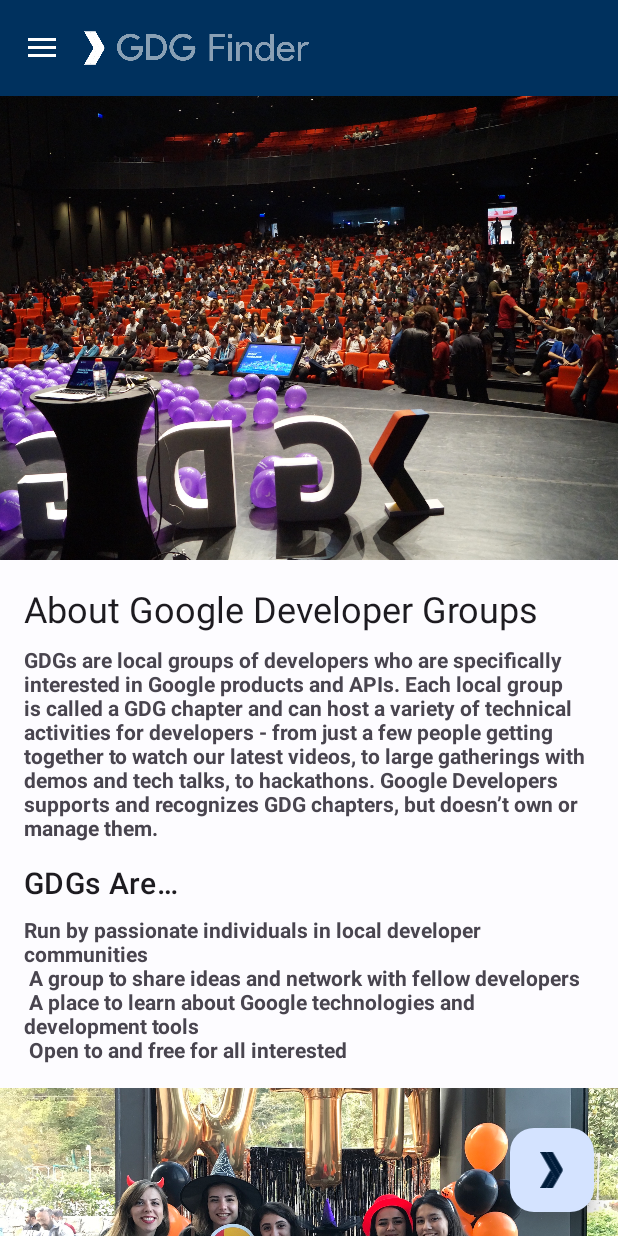
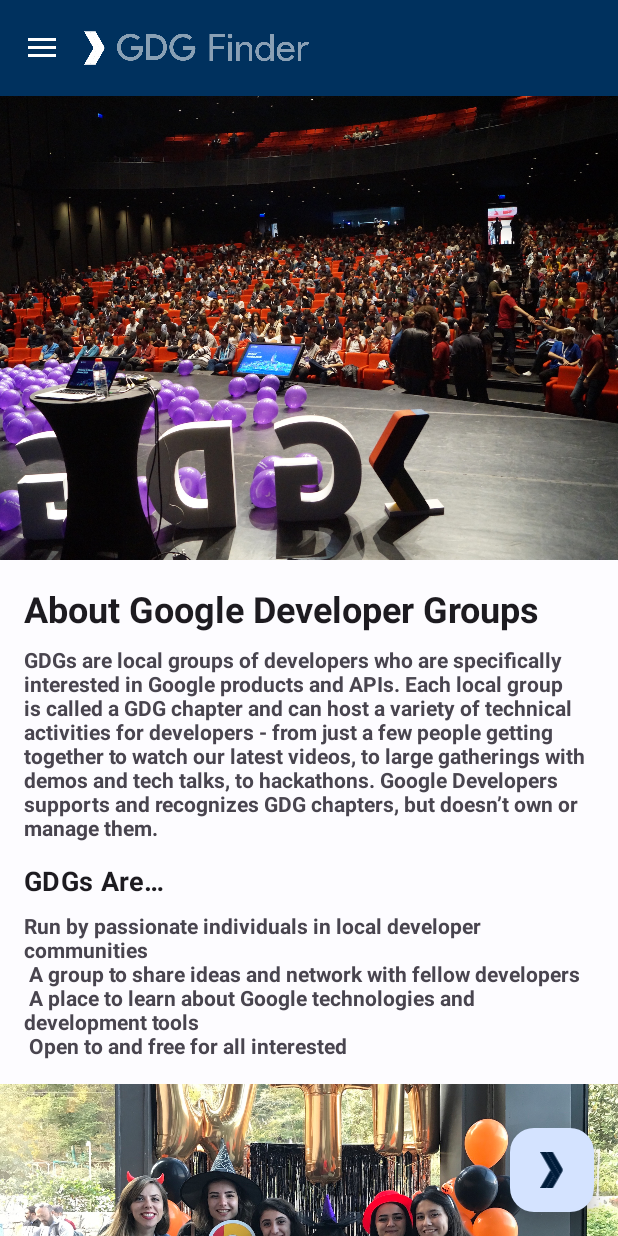
Before and after one commit to VitorMakiyama/GDG-Finder-Android-Course, an Android app: the screen it shows after launch (MainActivity), on a phone screen of 412 x 824 dp. Run offline under Robolectric (Android 15) with nearby library versions, the phone set to English and light mode, and no system bars; our stand-ins replace data binding, navigation-ui; Roboto replaces fonts that are not available here.

Commit message:
Step 05-2 Corrected the textAppearance usage in home_fragment.xml.

```diff
--- a/app/src/main/res/layout/home_fragment.xml
+++ b/app/src/main/res/layout/home_fragment.xml
@@ -38,11 +38,10 @@
 
                 <TextView
                     android:id="@+id/title"
-                    style="@style/TextAppearance.MaterialComponents.Headline5"
+                    android:textAppearance="@style/TextAppearance.MaterialComponents.Headline5"
                     android:layout_width="0dp"
                     android:layout_height="wrap_content"
                     android:layout_marginTop="@dimen/spacing_normal"
-                    android:fontFamily="@font/roboto_slab"
                     android:text="@string/about_google_developer_groups"
                     app:layout_constraintEnd_toStartOf="@+id/end_grid"
                     app:layout_constraintStart_toStartOf="@+id/start_grid"
@@ -53,7 +52,6 @@
                     android:layout_width="0dp"
                     android:layout_height="wrap_content"
                     android:layout_marginTop="8dp"
-                    android:fontFamily="@font/roboto_slab"
                     android:text="@string/gdg_description_long"
                     app:layout_constraintEnd_toStartOf="@+id/end_grid"
                     app:layout_constraintStart_toStartOf="@+id/start_grid"
@@ -61,7 +59,7 @@
 
                 <TextView
                     android:id="@+id/subtitle"
-                    style="@style/TextAppearance.MaterialComponents.Headline6"
+                    android:textAppearance="?attr/textAppearanceHeadline6"
                     android:layout_width="0dp"
                     android:layout_height="wrap_content"
                     android:layout_marginTop="13dp"
```
